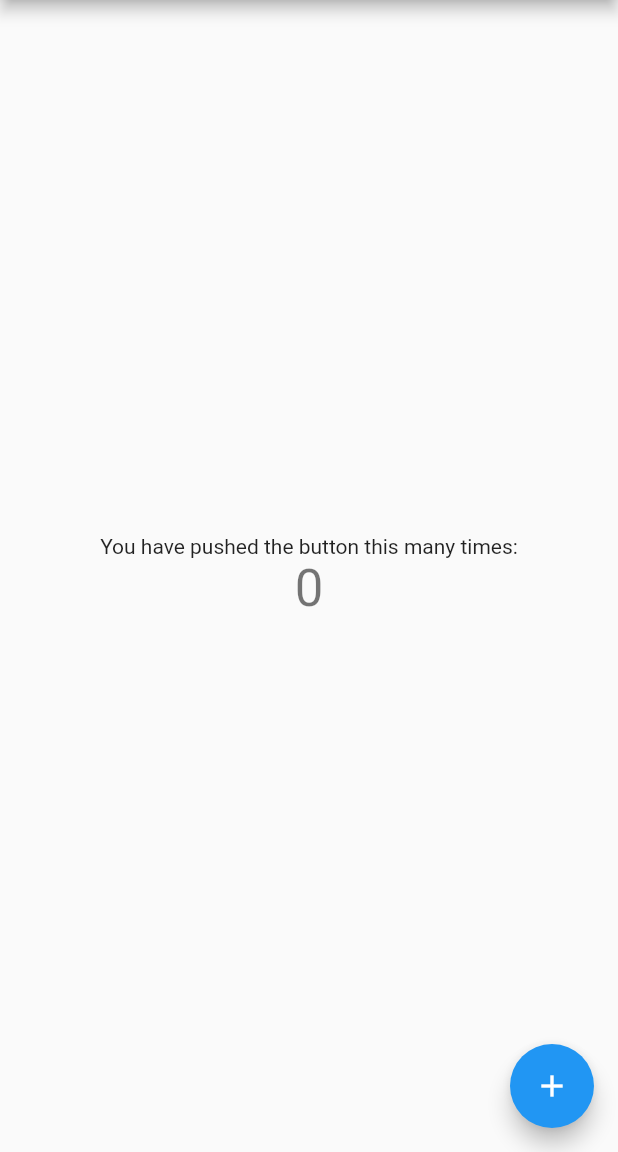
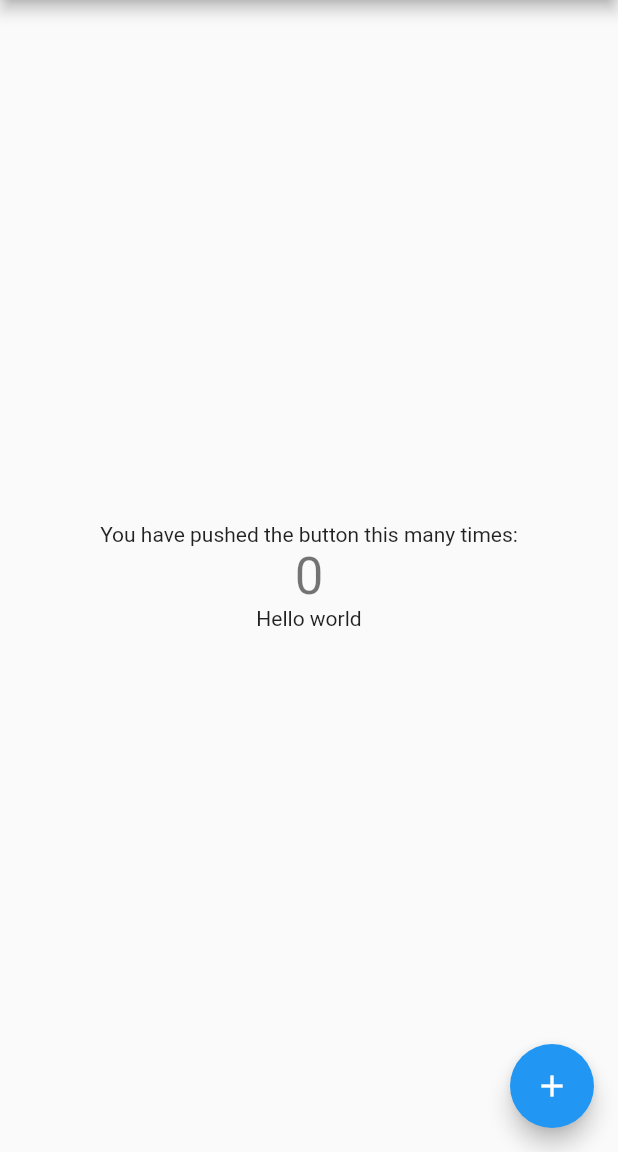
Before and after one commit to Napat0609/flutter_firebase, a Flutter app: the screen it shows after launch, on a phone screen of 412 x 824 dp, the part 84-1236 px from its top. Run offline on Flutter 3.47's test engine with Material 2 defaults, Android fonts, the phone set to English and light mode, and no system bars; our stand-ins replace firebase_core, firebase_crashlytics; accounts and stored records are empty.

Commit message:
test code magic

```diff
--- a/lib/main.dart
+++ b/lib/main.dart
@@ -107,6 +107,7 @@ class _MyHomePageState extends State<MyHomePage> {
               '$_counter',
               style: Theme.of(context).textTheme.headline4,
             ),
+            const Text('Hello world'),
           ],
         ),
       ),
```
